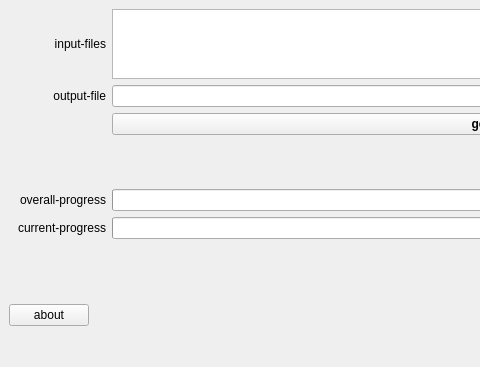
The window that augmented_sim/gui/main.ui (Recovida/augmented-sim) describes before a commit, drawn with Qt 5; both pictures show x 0 to 480 and y 0 to 367 of the 890 by 367 pixel window.
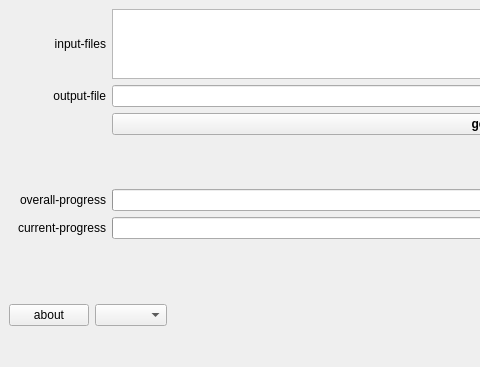
The same window after the commit. Icons and pictures are not drawn.

Diff of the .ui file:
```diff
--- a/augmented_sim/gui/main.ui
+++ b/augmented_sim/gui/main.ui
@@ -211,6 +211,9 @@
          </property>
         </widget>
        </item>
+       <item>
+        <widget class="QComboBox" name="cbox_language"/>
+       </item>
        <item>
         <spacer name="horizontalSpacer">
          <property name="orientation">
```
